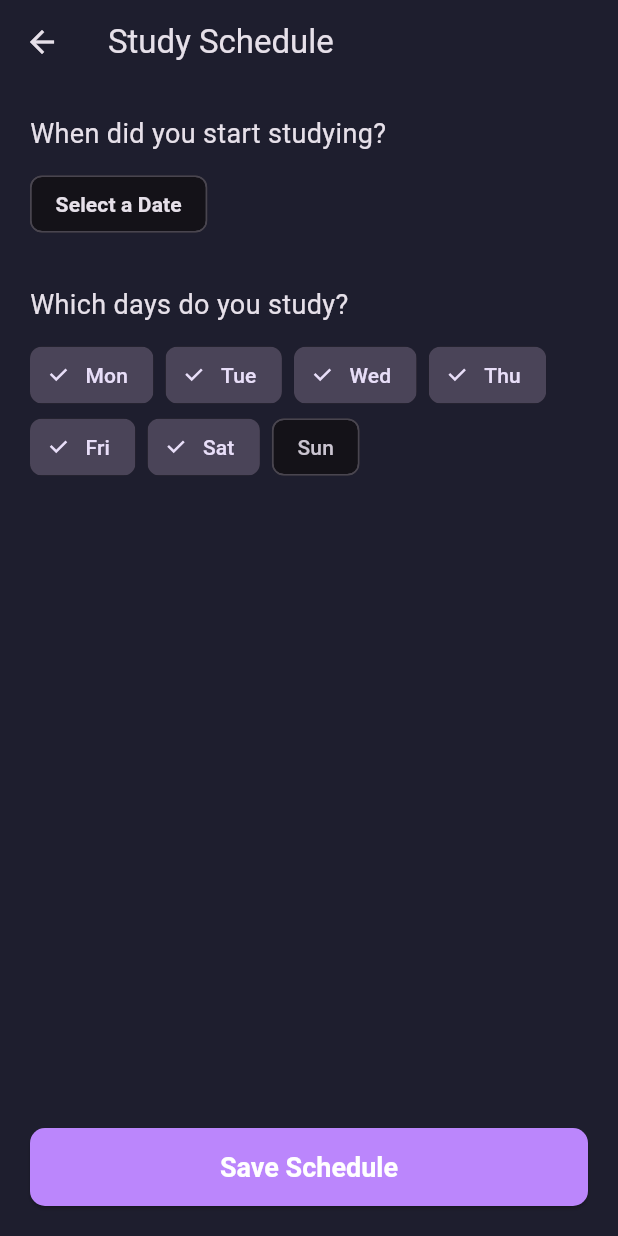
After one commit to DaysonRegulus/TriRecall, a Flutter app: the screen it shows after launch, item 4 of the bottom bar chosen, after a tap on "Study Schedule", on a phone screen of 412 x 824 dp. The commit adds this screen. Run offline on Flutter 3.47's test engine with Material 3 defaults, Android fonts, the phone set to English and light mode, and no system bars; our stand-ins replace file_picker, flutter_colorpicker, flutter_riverpod, permission_handler, shared_preferences, sqflite; accounts and stored records are empty.

Commit message:
feat: Date Cards Add study schedule settings with date selection and weekly study days configuration

```diff
--- a/lib/core/models/topic_model.dart
+++ b/lib/core/models/topic_model.dart
@@ -1,6 +1,7 @@
 class Topic {
   final int? id;
   final int subjectId; // Foreign key to link to the Subject table.
+  final int? dateCardId;
   final String title;
   final String notes;
   final DateTime studiedOn; // The date the topic is associated with.
@@ -13,6 +14,7 @@ class Topic {
   Topic({
     this.id,
     required this.subjectId,
+    this.dateCardId,
     required this.title,
     required this.notes,
     required this.studiedOn,
@@ -27,6 +29,7 @@ class Topic {
     return {
       'id': id,
       'subject_id': subjectId,
+      'date_card_id': dateCardId,
       'title': title,
       'notes': notes,
       // We store DateTimes as ISO 8601 strings. This is a robust and
@@ -44,6 +47,7 @@ class Topic {
     return Topic(
       id: map['id'],
       subjectId: map['subject_id'],
+      dateCardId: map['date_card_id'],
       title: map['title'],
       notes: map['notes'],
       // We parse the string from the database back into a DateTime object.
@@ -59,6 +63,7 @@ class Topic {
   Topic copyWith({
     int? id,
     int? subjectId,
+    int? dateCardId,
     String? title,
     String? notes,
     DateTime? studiedOn,
@@ -72,6 +77,7 @@ class Topic {
     return Topic(
       id: id ?? this.id,
       subjectId: subjectId ?? this.subjectId,
+      dateCardId: dateCardId ?? this.dateCardId,
       title: title ?? this.title,
       notes: notes ?? this.notes,
       studiedOn: studiedOn ?? this.studiedOn,
--- a/lib/core/services/database_helper.dart
+++ b/lib/core/services/database_helper.dart
@@ -2,6 +2,7 @@ import 'package:path/path.dart';
 import 'package:sqflite/sqflite.dart';
 import 'package:trirecall/core/models/subject_model.dart';
 import 'package:trirecall/core/models/topic_model.dart';
+import 'package:trirecall/core/models/date_card_model.dart';
 
 class DatabaseHelper {
   // A private constructor. This class cannot be instantiated from the outside.
@@ -30,9 +31,36 @@ class DatabaseHelper {
     // does not exist at the given path.
     return await openDatabase(
       path,
-      version: 1, // Used for database migrations.
+      version: 2, // Used for database migrations.
       onCreate: _onCreate,
+      onUpgrade: _onUpgrade,
     );
+  }
+
+  Future<void> _onUpgrade(Database db, int oldVersion, int newVersion) async {
+  // This switch statement is a robust way to handle multiple migrations over time.
+  // If we were upgrading from version 2 to 3, we'd add another case.
+  if (oldVersion < 2) {
+    print('DB UPGRADE: Migrating from version 1 to 2');
+    // Create the new date_cards table.
+    await db.execute('''
+      CREATE TABLE date_cards (
+        id INTEGER PRIMARY KEY AUTOINCREMENT,
+        study_date TEXT NOT NULL UNIQUE,
+        interval_index INTEGER NOT NULL DEFAULT 0,
+        next_due TEXT,
+        status TEXT NOT NULL,
+        is_incomplete INTEGER NOT NULL DEFAULT 1
+      )
+    ''');
+
+    // Add the new date_card_id column to the existing topics table.
+    // We use ON DELETE RESTRICT as we decided: prevent deleting a DateCard if topics are linked to it.
+    await db.execute('''
+      ALTER TABLE topics ADD COLUMN date_card_id INTEGER REFERENCES date_cards(id) ON DELETE RESTRICT
+    ''');
+    print('DB UPGRADE: Migration to version 2 complete.');
+  }
 }
 
   // This function is called when the database is created for the first time.
@@ -46,10 +74,23 @@ class DatabaseHelper {
     )
   ''');
 
+  // Create BOTH tables for a fresh install.
+  await db.execute('''
+    CREATE TABLE date_cards (
+      id INTEGER PRIMARY KEY AUTOINCREMENT,
+      study_date TEXT NOT NULL UNIQUE,
+      interval_index INTEGER NOT NULL DEFAULT 0,
+      next_due TEXT,
+      status TEXT NOT NULL,
+      is_incomplete INTEGER NOT NULL DEFAULT 1
+    )
+  ''');
+
   await db.execute('''
     CREATE TABLE topics (
       id INTEGER PRIMARY KEY AUTOINCREMENT,
       subject_id INTEGER NOT NULL,
+      date_card_id INTEGER REFERENCES date_cards(id) ON DELETE RESTRICT,
       title TEXT NOT NULL,
       notes TEXT NOT NULL,
       studied_on TEXT NOT NULL,
@@ -61,11 +102,21 @@ class DatabaseHelper {
       FOREIGN KEY (subject_id) REFERENCES subjects (id) ON DELETE CASCADE
     )
   ''');
-
-    // We can add a 'reviews' table here later if needed.
 }
 
   // --- CRUD Methods for Subjects ---
+
+  /// Creates a new DateCard in the database.
+  /// Uses `ConflictAlgorithm.ignore` to silently fail if a DateCard for the
+  /// same `study_date` already exists, which is perfect for our generation logic.
+  Future<void> createDateCard(DateCard dateCard) async {
+    final db = await instance.database;
+    await db.insert(
+      'date_cards',
+      dateCard.toMap(),
+      conflictAlgorithm: ConflictAlgorithm.ignore,
+    );
+  }
 
   Future<int> createSubject(Subject subject) async {
     final db = await instance.database;
@@ -94,6 +145,45 @@ class DatabaseHelper {
   }
 
   // --- CRUD Methods for Topics ---
+
+  /// Fetches all DateCards that are due for review today or are overdue.
+  Future<List<DateCard>> getDue_DateCards() async {
+    final db = await instance.database;
+    final now = DateTime.now();
+    final tomorrow = DateTime(now.year, now.month, now.day + 1).toIso8601String();
+
+    final maps = await db.query(
+      'date_cards',
+      where: 'status = ? AND next_due IS NOT NULL AND next_due < ?',
+      whereArgs: ['active', tomorrow],
+    );
+
+    return List.generate(maps.length, (i) => DateCard.fromMap(maps[i]));
+  }
+
+  /// Fetches all "stray" topics. These are topics that are due today,
+  /// but their parent DateCard is NOT due today.
+  Future<List<Topic>> getDue_Stray_Topics(List<int> due_DateCardIds) async {
+    final db = await instance.database;
+    final now = DateTime.now();
+    final tomorrow = DateTime(now.year, now.month, now.day + 1).toIso8601String();
+
+    // This is a more complex query. It finds topics that are due today,
+    // AND their parent date_card_id is NOT in the list of due date cards we provide.
+    String whereClause = 'status = ? AND next_due IS NOT NULL AND next_due < ?';
+    if (due_DateCardIds.isNotEmpty) {
+      // The `join(',')` creates a string like '1,2,3' for the SQL query.
+      whereClause += ' AND date_card_id NOT IN (${due_DateCardIds.join(',')})';
+    }
+
+    final maps = await db.query(
+      'topics',
+      where: whereClause,
+      whereArgs: ['active', tomorrow],
+    );
+
+    return List.generate(maps.length, (i) => Topic.fromMap(maps[i]));
+  }
 
   Future<List<Topic>> getAllTopics() async {
     final db = await instance.database;
--- /dev/null
+++ b/lib/core/services/settings_service.dart
@@ -0,0 +1,40 @@
+import 'package:shared_preferences/shared_preferences.dart';
+
+class SettingsService {
+  // Use static const for keys to prevent typos.
+  static const String _startDateKey = 'study_start_date';
+  static const String _studyDaysKey = 'study_days_of_week';
+
+  // --- Start Date Methods ---
+  Future<void> saveStartDate(DateTime date) async {
+    final prefs = await SharedPreferences.getInstance();
+    await prefs.setString(_startDateKey, date.toIso8601String());
+  }
+
+  Future<DateTime?> getStartDate() async {
+    final prefs = await SharedPreferences.getInstance();
+    final dateString = prefs.getString(_startDateKey);
+    if (dateString != null) {
+      return DateTime.parse(dateString);
+    }
+    return null;
+  }
+
+  // --- Study Days Methods ---
+  // We store the set of active days (e.g., {1, 2, 3, 4, 5, 6}) as a list of strings.
+  Future<void> saveStudyDays(Set<int> days) async {
+    final prefs = await SharedPreferences.getInstance();
+    final dayStrings = days.map((d) => d.toString()).toList();
+    await prefs.setStringList(_studyDaysKey, dayStrings);
+  }
+
+  Future<Set<int>> getStudyDays() async {
+    final prefs = await SharedPreferences.getInstance();
+    final dayStrings = prefs.getStringList(_studyDaysKey);
+    if (dayStrings != null) {
+      return dayStrings.map((s) => int.parse(s)).toSet();
+    }
+    // Default to Monday-Saturday if no setting is saved.
+    return {1, 2, 3, 4, 5, 6};
+  }
+}
--- /dev/null
+++ b/lib/features/review/controller/due_items_controller.dart
@@ -0,0 +1,24 @@
+import 'package:flutter_riverpod/flutter_riverpod.dart';
+import 'package:trirecall/core/models/due_item_model.dart';
+import 'package:trirecall/core/services/database_helper.dart';
+
+// This is our new primary provider for the HomeScreen.
+final dueItemsProvider = FutureProvider.autoDispose<List<DueItem>>((ref) async {
+  final dbHelper = DatabaseHelper.instance;
+
+  // 1. Fetch the due DateCards first.
+  final due_DateCards = await dbHelper.getDue_DateCards();
+
+  // 2. Get their IDs to use in the next query.
+  final due_DateCardIds = due_DateCards.map((dc) => dc.id!).toList();
+
+  // 3. Fetch the stray topics, passing in the IDs to exclude.
+  final due_Stray_Topics = await dbHelper.getDue_Stray_Topics(due_DateCardIds);
+
+  // 4. Map the raw data into our type-safe wrapper classes.
+  final List<DueItem> dateCardItems = due_DateCards.map((dc) => DueDateCardItem(dc)).toList();
+  final List<DueItem> topicItems = due_Stray_Topics.map((t) => DueTopicItem(t)).toList();
+
+  // 5. Combine the lists and return the final result.
+  return [...dateCardItems, ...topicItems];
+});
--- /dev/null
+++ b/lib/features/settings/controller/schedule_controller.dart
@@ -0,0 +1,52 @@
+import 'package:flutter_riverpod/flutter_riverpod.dart';
+import 'package:trirecall/core/services/schedule_service.dart';
+import 'package:trirecall/core/services/settings_service.dart';
+
+// A simple state class to hold the settings for our UI.
+class ScheduleSettingsState {
+  final DateTime? startDate;
+  final Set<int> studyDays;
+
+  ScheduleSettingsState({this.startDate, required this.studyDays});
+
+  ScheduleSettingsState copyWith({DateTime? startDate, Set<int>? studyDays}) {
+    return ScheduleSettingsState(
+      startDate: startDate ?? this.startDate,
+      studyDays: studyDays ?? this.studyDays,
+    );
+  }
+}
+
+final scheduleControllerProvider =
+    StateNotifierProvider.autoDispose<ScheduleController, ScheduleSettingsState?>((ref) {
+  return ScheduleController();
+});
+
+class ScheduleController extends StateNotifier<ScheduleSettingsState?> {
+  final SettingsService _settingsService = SettingsService();
+  final ScheduleService _scheduleService = ScheduleService();
+
+  ScheduleController() : super(null);
+
+  Future<void> loadSettings() async {
+    final startDate = await _settingsService.getStartDate();
+    final studyDays = await _settingsService.getStudyDays();
+    // It's safe to set state here because this is usually called
+    // in initState before any async gaps.
+    if (mounted) {
+      state = ScheduleSettingsState(startDate: startDate, studyDays: studyDays);
+    }
+  }
+
+  Future<void> saveSettingsAndGenerateDateCards(ScheduleSettingsState newSettings) async {
+    // We don't need to set a loading state here, as the user is navigated away.
+    await _settingsService.saveStartDate(newSettings.startDate!);
+    await _settingsService.saveStudyDays(newSettings.studyDays);
+    await _scheduleService.generateMissingDateCards();
+
+    // Safety check: only update state if the controller is still mounted.
+    if (mounted) {
+      state = newSettings;
+    }
+  }
+}
--- /dev/null
+++ b/lib/features/settings/screens/schedule_settings_screen.dart
@@ -0,0 +1,137 @@
+import 'package:flutter/material.dart';
+import 'package:flutter_riverpod/flutter_riverpod.dart';
+import 'package:intl/intl.dart';
+import 'package:trirecall/features/settings/controller/schedule_controller.dart';
+
+class ScheduleSettingsScreen extends ConsumerStatefulWidget {
+  const ScheduleSettingsScreen({super.key});
+  @override
+  ConsumerState<ScheduleSettingsScreen> createState() => _ScheduleSettingsScreenState();
+}
+
+class _ScheduleSettingsScreenState extends ConsumerState<ScheduleSettingsScreen> {
+  // Local UI state that we will use to save.
+  DateTime? _selectedDate;
+  Set<int> _selectedDays = {1, 2, 3, 4, 5, 6}; // Default Mon-Sat
+
+  @override
+  void initState() {
+    super.initState();
+    // Load the saved settings when the screen first opens.
+    ref.read(scheduleControllerProvider.notifier).loadSettings();
+  }
+
+  Future<void> _pickDate(BuildContext context) async {
+    final picked = await showDatePicker(
+      context: context,
+      initialDate: _selectedDate ?? DateTime.now(),
+      firstDate: DateTime(2020),
+      lastDate: DateTime.now(),
+    );
+    if (picked != null) {
+      setState(() => _selectedDate = picked);
+    }
+  }
+
+  void _onDaySelected(bool? isSelected, int day) {
+    setState(() {
+      if (isSelected == true) {
+        _selectedDays.add(day);
+      } else {
+        _selectedDays.remove(day);
+      }
+    });
+  }
+
+  void _onSave() async { // Make the method async
+    if (_selectedDate != null) {
+      final newSettings = ScheduleSettingsState(
+        startDate: _selectedDate,
+        studyDays: _selectedDays,
+      );
+
+      // We now await the save operation to complete.
+      await ref.read(scheduleControllerProvider.notifier)
+          .saveSettingsAndGenerateDateCards(newSettings);
+
+      // CRITICAL SAFETY CHECK: After the await, check if the widget
+      // is still on screen before using `context`.
+      if (!mounted) return;
+
+      ScaffoldMessenger.of(context).showSnackBar(
+        const SnackBar(content: Text('Schedule saved and Date Cards generated!')),
+      );
+      Navigator.of(context).pop();
+
+    } else {
+      ScaffoldMessenger.of(context).showSnackBar(
+        const SnackBar(content: Text('Please select a start date.')),
+      );
+    }
+  }
+
+  @override
+  Widget build(BuildContext context) {
+    // Listen to the provider to get the initial loaded state.
+    ref.listen<ScheduleSettingsState?>(scheduleControllerProvider, (previous, next) {
+      if (next != null) {
+        setState(() {
+          _selectedDate = next.startDate;
+          _selectedDays = next.studyDays;
+        });
+      }
+    });
+
+    final scheduleState = ref.watch(scheduleControllerProvider);
+    final Map<String, int> daysOfWeek = {
+      'Mon': 1, 'Tue': 2, 'Wed': 3, 'Thu': 4, 'Fri': 5, 'Sat': 6, 'Sun': 7
+    };
+
+    if (scheduleState == null) {
+      return const Scaffold(body: Center(child: CircularProgressIndicator()));
+    }
+
+    return Scaffold(
+      appBar: AppBar(title: const Text('Study Schedule')),
+      body: Padding(
+        padding: const EdgeInsets.all(20.0),
+        child: Column(
+          crossAxisAlignment: CrossAxisAlignment.start,
+          children: [
+            const Text('When did you start studying?', style: TextStyle(fontSize: 18)),
+            const SizedBox(height: 10),
+            Row(
+              children: [
+                ActionChip(
+                  label: Text(
+                    _selectedDate != null ? DateFormat.yMMMd().format(_selectedDate!) : 'Select a Date',
+                    style: const TextStyle(fontWeight: FontWeight.bold),
+                  ),
+                  onPressed: () => _pickDate(context),
+                ),
+              ],
+            ),
+            const SizedBox(height: 30),
+            const Text('Which days do you study?', style: TextStyle(fontSize: 18)),
+            const SizedBox(height: 10),
+            Wrap(
+              spacing: 8.0,
+              children: daysOfWeek.entries.map((entry) {
+                return FilterChip(
+                  label: Text(entry.key),
+                  selected: _selectedDays.contains(entry.value),
+                  onSelected: (isSelected) => _onDaySelected(isSelected, entry.value),
+                );
+              }).toList(),
+            ),
+            const Spacer(),
+            ElevatedButton(
+              onPressed: _onSave,
+              child: const Text('Save Schedule'),
+            ),
+          ],
+        ),
+      ),
+    );
+  }
+}
--- a/lib/features/settings/screens/settings_screen.dart
+++ b/lib/features/settings/screens/settings_screen.dart
@@ -1,6 +1,7 @@
 import 'package:flutter/material.dart';
 import 'package:flutter_riverpod/flutter_riverpod.dart';
 import 'package:trirecall/features/settings/controller/settings_controller.dart';
+import 'package:trirecall/features/settings/screens/schedule_settings_screen.dart';
 
 class SettingsScreen extends ConsumerWidget {
   const SettingsScreen({super.key});
@@ -16,6 +17,17 @@ class SettingsScreen extends ConsumerWidget {
         child: Column(
           crossAxisAlignment: CrossAxisAlignment.stretch,
           children: [
+            ListTile(
+              leading: const Icon(Icons.calendar_month),
+              title: const Text('Study Schedule'),
+              subtitle: const Text('Set your start date and weekly study days.'),
+              onTap: () {
+                Navigator.of(context).push(MaterialPageRoute(
+                  builder: (context) => const ScheduleSettingsScreen(),
+                ));
+              },
+            ),
+            const Divider(),
             ListTile(
               leading: const Icon(Icons.download_for_offline),
               title: const Text('Export Data'),
--- a/pubspec.yaml
+++ b/pubspec.yaml
@@ -40,6 +40,7 @@ dependencies:
   flutter_launcher_icons: ^0.13.1
   permission_handler: ^11.3.1
   file_picker: ^8.0.3
+  shared_preferences: ^2.2.3
 
 flutter_launcher_icons:
   android: "launcher_icon"
```
Also changed, not shown: lib/core/models/date_card_model.dart (added, +62 -0 lines), lib/core/models/due_item_model.dart (added, +17 -0 lines), lib/core/services/schedule_service.dart (added, +36 -0 lines), lib/features/dashboard/screens/home_screen.dart (+78 -44 lines), pubspec.lock, 1 other file. Lines whose indentation alone changed are shown as unchanged.
